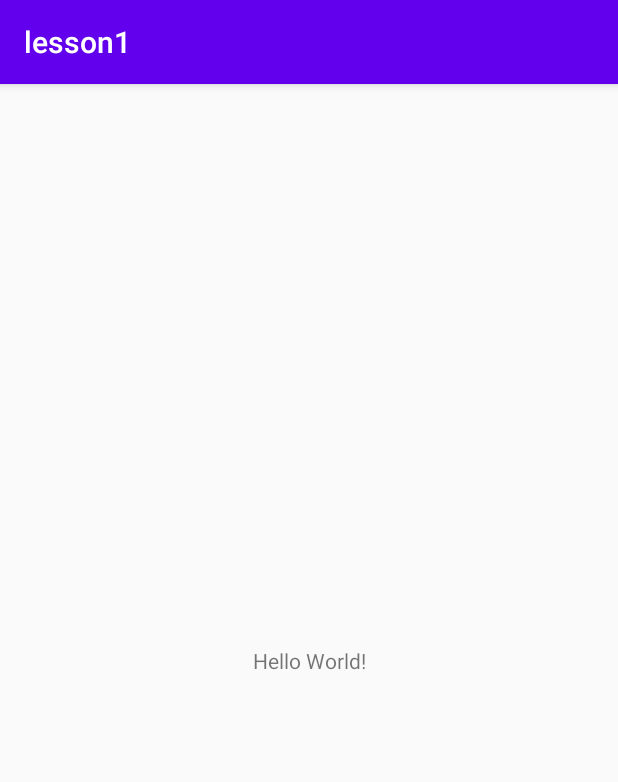
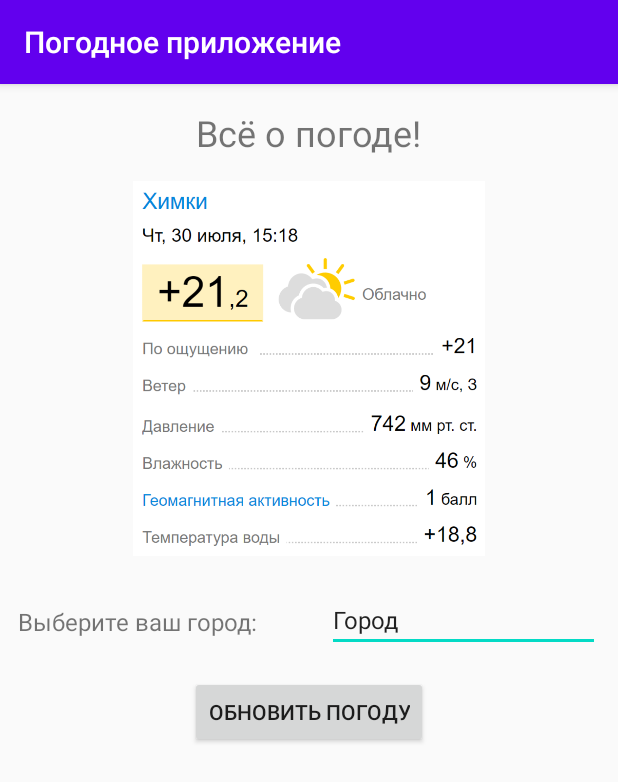
Before and after one commit to Mogart84/AndroidGeekbrains, an Android app: the screen it shows after launch (MainActivity), on a phone screen of 412 x 824 dp. Shown: the top 782 px of the screen. Run offline under Robolectric (Android 15) with nearby library versions, the phone set to English and light mode, and no system bars.

Commit message:
Lesson 1 commit

```diff
--- a/app/src/main/AndroidManifest.xml
+++ b/app/src/main/AndroidManifest.xml
@@ -1,6 +1,6 @@
 <?xml version="1.0" encoding="utf-8"?>
 <manifest xmlns:android="http://schemas.android.com/apk/res/android"
-    package="com.geekbrains.lesson1">
+    package="com.geekbrains.WeatherApp">
 
     <application
         android:allowBackup="true"
@@ -9,7 +9,7 @@
         android:roundIcon="@mipmap/ic_launcher_round"
         android:supportsRtl="true"
         android:theme="@style/AppTheme">
-        <activity android:name=".MainActivity">
+        <activity android:name="com.geekbrains.WeatherApp.MainActivity">
             <intent-filter>
                 <action android:name="android.intent.action.MAIN" />
 
--- a/app/src/main/java/com/geekbrains/lesson1/MainActivity.java
+++ b/app/src/main/java/com/geekbrains/WeatherApp/MainActivity.java
@@ -1,4 +1,4 @@
-package com.geekbrains.lesson1;
+package com.geekbrains.WeatherApp;
 
 import androidx.appcompat.app.AppCompatActivity;
 
--- a/app/src/main/res/layout/activity_main.xml
+++ b/app/src/main/res/layout/activity_main.xml
@@ -6,13 +6,78 @@
     android:layout_height="match_parent"
     tools:context=".MainActivity">
 
+
     <TextView
+        android:id="@+id/textViewAllAboutWeather"
         android:layout_width="wrap_content"
         android:layout_height="wrap_content"
-        android:text="Hello World!"
-        app:layout_constraintBottom_toBottomOf="parent"
-        app:layout_constraintLeft_toLeftOf="parent"
-        app:layout_constraintRight_toRightOf="parent"
-        app:layout_constraintTop_toTopOf="parent" />
+        android:layout_marginTop="16dp"
+        android:text="@string/heading"
+        android:textSize="24sp"
+        app:layout_constraintBottom_toTopOf="@id/imageViewWeatherWidget"
+        app:layout_constraintEnd_toEndOf="parent"
+        app:layout_constraintStart_toStartOf="parent"
+        app:layout_constraintTop_toTopOf="parent"
+        app:layout_constraintVertical_bias="0.0" />
+
+    <ImageView
+        android:id="@+id/imageViewWeatherWidget"
+        android:layout_width="wrap_content"
+        android:layout_height="250dp"
+        android:layout_marginTop="16dp"
+        android:contentDescription="@string/weather_data_view"
+        app:layout_constraintEnd_toEndOf="parent"
+        app:layout_constraintStart_toStartOf="parent"
+        app:layout_constraintTop_toBottomOf="@id/textViewAllAboutWeather"
+        app:srcCompat="@drawable/weather_khimki_png" />
+
+    <TextView
+        android:id="@+id/textViewChooseCity"
+        android:layout_width="0dp"
+        android:layout_height="40dp"
+        android:layout_marginStart="12dp"
+        android:layout_marginTop="24dp"
+        android:layout_marginEnd="12dp"
+        android:layout_marginBottom="16dp"
+        android:gravity="center_vertical"
+        android:text="@string/please_choose_city"
+        android:textSize="16sp"
+        app:layout_constraintBottom_toTopOf="@id/buttonUpdateWeather"
+        app:layout_constraintEnd_toStartOf="@id/plainTextChosenCity"
+        app:layout_constraintHorizontal_weight="2"
+        app:layout_constraintStart_toStartOf="parent"
+        app:layout_constraintTop_toBottomOf="@id/imageViewWeatherWidget" />
+
+    <EditText
+        android:id="@+id/plainTextChosenCity"
+        android:layout_width="0dp"
+        android:layout_height="40dp"
+        android:layout_marginStart="12dp"
+        android:layout_marginTop="24dp"
+        android:layout_marginEnd="12dp"
+        android:layout_marginBottom="16dp"
+        android:autofillHints=""
+        android:ems="6"
+        android:hint="@string/city_hint"
+        android:inputType="textNoSuggestions"
+        android:text="@string/city_chosen"
+        android:textAlignment="textStart"
+        android:textSize="16sp"
+        app:layout_constraintBottom_toTopOf="@id/buttonUpdateWeather"
+        app:layout_constraintEnd_toEndOf="parent"
+        app:layout_constraintHorizontal_weight="2"
+        app:layout_constraintStart_toEndOf="@id/textViewChooseCity"
+        app:layout_constraintTop_toBottomOf="@id/imageViewWeatherWidget" />
+
+    <Button
+        android:id="@+id/buttonUpdateWeather"
+        android:layout_width="wrap_content"
+        android:layout_height="0dp"
+        android:layout_marginTop="16dp"
+        android:text="@string/update_weather_button"
+        app:layout_constraintEnd_toEndOf="parent"
+        app:layout_constraintStart_toStartOf="parent"
+        app:layout_constraintTop_toBottomOf="@id/textViewChooseCity" />
+
 
 </androidx.constraintlayout.widget.ConstraintLayout>
--- a/app/src/main/res/values/strings.xml
+++ b/app/src/main/res/values/strings.xml
@@ -1,3 +1,9 @@
 <resources>
-    <string name="app_name">lesson1</string>
+    <string name="app_name">Погодное приложение</string>
+    <string name="heading" translatable="true">Всё о погоде!</string>
+    <string name="city_chosen" translatable="true">Город</string>
+    <string name="please_choose_city" translatable="true">Выберите ваш город:</string>
+    <string name="city_hint" translatable="true">Ваш город</string>
+    <string name="weather_data_view">Weather data view</string>
+    <string name="update_weather_button" translatable="true">Обновить погоду</string>
 </resources>
```
Also changed, not shown: app/src/main/res/drawable/weather_khimki_png.png (added), 5 other files.
